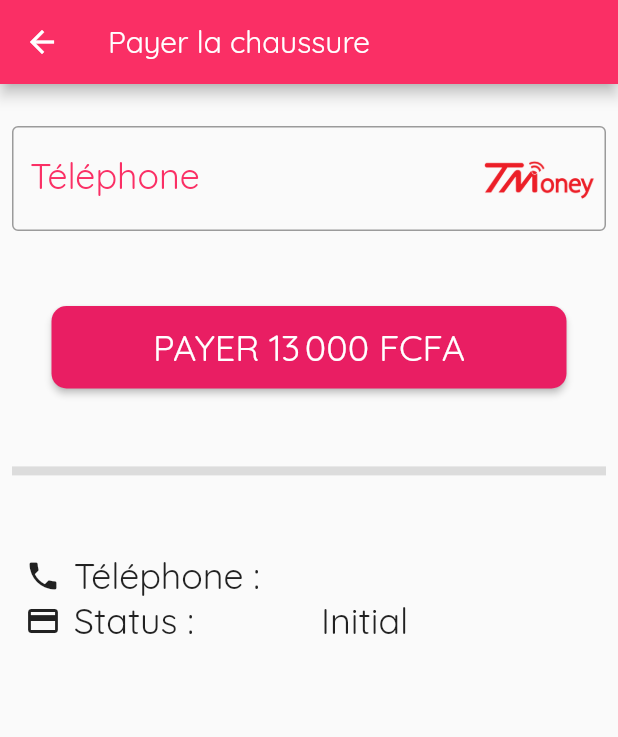
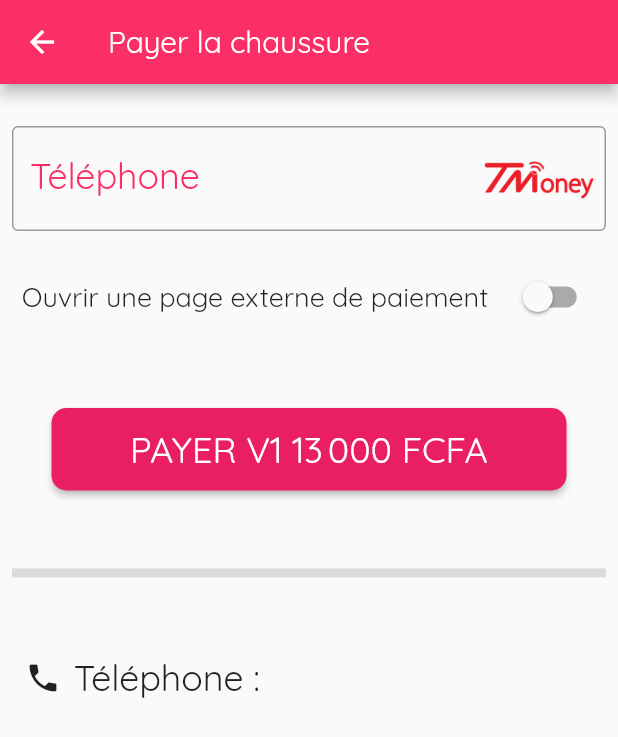
Before and after one commit to bienvenuelisis/workshop_lome_tp_shoes_app, a Flutter app: the PayShoeScreen screen opened directly with sample values from the repository, on a phone screen of 412 x 824 dp. Shown: the top 737 px of the screen. Run offline on Flutter 3.47's test engine with Material 2 defaults, Android fonts, the phone set to English and light mode, and no system bars; our stand-ins replace simple_animations, supercharged; missing offline and left inert: flutter_paygateglobal.

Commit message:
First public version

```diff
--- a/lib/utils/mobile_operator.dart
+++ b/lib/utils/mobile_operator.dart
@@ -1,4 +1,5 @@
 import 'package:flutter/material.dart';
+import 'package:flutter_paygateglobal/flutter_paygateglobal.dart';
 
 extension MobileOperatorUtils on String {
   MobileOperator get operator {
@@ -17,19 +18,21 @@ extension MobileOperatorUtils on String {
 }
 
 class MobileOperator {
-  final String slug;
-  final String label;
-  final Color color;
-  final String asset;
-  final List<String> prefixes;
-
   const MobileOperator({
     required this.slug,
     required this.label,
     required this.color,
+    required this.provider,
     required this.asset,
     required this.prefixes,
   });
+
+  final String asset;
+  final Color color;
+  final String label;
+  final List<String> prefixes;
+  final PaygateProvider provider;
+  final String slug;
 }
 
 final List<MobileOperator> operators = [
@@ -38,6 +41,7 @@ final List<MobileOperator> operators = [
     label: "TMoney",
     color: Color(0xfffbd002),
     asset: "assets/images/payment_modes/t_money.png",
+    provider: PaygateProvider.tmoney,
     prefixes: [
       "93",
       "92",
@@ -56,6 +60,7 @@ final List<MobileOperator> operators = [
     label: "Moov Money",
     color: Color(0xfff37d01),
     asset: "assets/images/payment_modes/moov_money.png",
+    provider: PaygateProvider.moovMoney,
     prefixes: [
       "99",
       "98",
--- a/lib/view/pay_shoe_screen.dart
+++ b/lib/view/pay_shoe_screen.dart
@@ -1,17 +1,13 @@
-import 'dart:convert';
-
 import 'package:flutter/material.dart';
-import 'package:http/http.dart' as http;
-import 'package:workshop_demo_app/models/paygate_request.dart';
-import 'package:workshop_demo_app/models/paygate_response.dart';
+import 'package:flutter_paygateglobal/flutter_paygateglobal.dart';
 import 'package:workshop_demo_app/models/shoe.dart';
 import 'package:workshop_demo_app/utils/constants.dart';
 import 'package:workshop_demo_app/utils/context.dart';
 import 'package:workshop_demo_app/utils/int_extension.dart';
 import 'package:workshop_demo_app/utils/mobile_operator.dart';
+import 'package:workshop_demo_app/utils/paygate_extensions.dart';
+import 'package:workshop_demo_app/utils/text.dart';
 import 'package:workshop_demo_app/utils/text_formatter.dart';
-
-const String authToken = "08b9094a-79af-48e1-9523-2eb21354d301";
 
 class PayShoeScreen extends StatefulWidget {
   const PayShoeScreen({super.key, required this.shoe});
@@ -28,8 +24,10 @@ class _PayShoeScreenState extends State<PayShoeScreen> {
 
   bool _loading = false;
 
-  PaygateRequest? _paygateRequest;
-  PaygateResponse? _paygateResponse;
+  bool _openPaygatePage = false;
+
+  NewTransactionResponse? _paygateResponse;
+  Transaction? _transaction;
 
   @override
   void dispose() {
@@ -40,13 +38,15 @@ class _PayShoeScreenState extends State<PayShoeScreen> {
 
   @override
   void initState() {
+    Paygate.init(apiKey: "08b9094a-79af-48e1-9523-2eb21354d301");
     _numberController.addListener(_updateOperator);
     super.initState();
   }
 
   MobileOperator get operator => _numberController.text.operator;
+  String get phoneNumber => _numberController.text.replaceAll(" ", "");
 
-  Future<void> pay() async {
+  Future<void> payV1() async {
     if (_formKey.currentState == null || !_formKey.currentState!.validate()) {
       return;
     }
@@ -54,24 +54,41 @@ class _PayShoeScreenState extends State<PayShoeScreen> {
     setState(() {
       _loading = true;
     });
+
     try {
-      http.Response response = await http.post(
-        Uri.parse("https://paygateglobal.com/api/v1/pay"),
-        body: {
-          "auth_token": authToken,
-          "phone_number": "90495033", //"90495033"
-          "amount": "1",
-          "description": "Paiement de chaussures",
-          "identifier": "shoes-1-pay-user-07",
-          "network": "TMONEY"
-        },
+      _paygateResponse = await Paygate.payV1(
+        //amount: widget.shoe.price.toDouble(),
+        amount: 1,
+        provider: operator.provider,
+        description: "Paiement de chaussure ${widget.shoe.name}",
+        phoneNumber: phoneNumber,
       );
-
-      Map<String, dynamic> data = jsonDecode(response.body);
+    } catch (e) {
+      debugPrint(e.toString());
+    }
 
     setState(() {
-        _paygateRequest = PaygateRequest.fromJson(data);
+      _loading = false;
     });
+  }
+
+  Future<void> payV2() async {
+    if (_formKey.currentState == null || !_formKey.currentState!.validate()) {
+      return;
+    }
+
+    setState(() {
+      _loading = true;
+    });
+
+    try {
+      _paygateResponse = await Paygate.payV2(
+        //amount: widget.shoe.price.toDouble(),
+        amount: 1,
+        provider: operator.provider,
+        description: "Paiement de chaussure ${widget.shoe.name}",
+        phoneNumber: phoneNumber,
+      );
     } catch (e) {
       debugPrint(e.toString());
     }
@@ -82,24 +99,18 @@ class _PayShoeScreenState extends State<PayShoeScreen> {
   }
 
   Future<void> verify() async {
+    if (_paygateResponse == null) {
+      return;
+    }
+
     setState(() {
-      _loading = false;
+      _loading = true;
     });
 
     try {
-      http.Response response = await http.post(
-        Uri.parse("https://paygateglobal.com/api/v1/status"),
-        body: {
-          "auth_token": authToken.toString(),
-          "tx_reference": _paygateRequest?.txRef.toString(),
-        },
+      _transaction = await Paygate.verifyTransaction(
+        txReference: _paygateResponse!.txReference,
       );
-
-      Map<String, dynamic> data = jsonDecode(response.body);
-
-      setState(() {
-        _paygateResponse = PaygateResponse.fromJson(data);
-      });
     } catch (e) {
       debugPrint(e.toString());
     }
@@ -159,26 +170,37 @@ class _PayShoeScreenState extends State<PayShoeScreen> {
                     return null;
                   },
                 ),
-                const SizedBox(height: 50),
-                _loading
-                    ? const Center(child: CircularProgressIndicator())
-                    : (_paygateRequest == null || _paygateRequest!.status != 0)
-                        ? MaterialButton(
-                            shape: RoundedRectangleBorder(
-                              borderRadius: BorderRadius.circular(10),
+                //Switch
+                const SizedBox(height: 20),
+                Center(
+                  child: Row(
+                    mainAxisAlignment: MainAxisAlignment.spaceAround,
+                    children: [
+                      const Text(
+                        "Ouvrir une page externe de paiement",
+                        style: TextStyle(fontSize: 18),
                       ),
-                            minWidth: context.width / 1.2,
-                            height: context.height / 15,
-                            color: Colors.pink,
-                            onPressed: pay,
-                            child: Text(
-                              "PAYER ${widget.shoe.price.formatted}",
-                              style: const TextStyle(
-                                color: AppConstantsColor.lightTextColor,
-                                fontSize: 24,
+                      Switch(
+                        activeColor: AppConstantsColor.materialButtonColor,
+                        value: _openPaygatePage,
+                        onChanged: (bool value) {
+                          setState(() {
+                            _openPaygatePage = value;
+                          });
+                        },
+                      ),
+                    ],
                   ),
                 ),
+                const SizedBox(height: 50),
+
+                _loading
+                    ? const Center(
+                        child: CircularProgressIndicator(),
                       )
+                    : (_paygateResponse?.ok ?? false)
+                        ? (_transaction?.done ?? false)
+                            ? const SizedBox.shrink()
                             : MaterialButton(
                                 shape: RoundedRectangleBorder(
                                   borderRadius: BorderRadius.circular(10),
@@ -194,6 +216,39 @@ class _PayShoeScreenState extends State<PayShoeScreen> {
                                     fontSize: 24,
                                   ),
                                 ),
+                              )
+                        : _openPaygatePage
+                            ? MaterialButton(
+                                shape: RoundedRectangleBorder(
+                                  borderRadius: BorderRadius.circular(10),
+                                ),
+                                minWidth: context.width / 1.2,
+                                height: context.height / 15,
+                                color: Colors.red,
+                                onPressed: payV2,
+                                child: Text(
+                                  "PAYER V2 ${widget.shoe.price.formatted}",
+                                  style: const TextStyle(
+                                    color: AppConstantsColor.lightTextColor,
+                                    fontSize: 24,
+                                  ),
+                                ),
+                              )
+                            : MaterialButton(
+                                shape: RoundedRectangleBorder(
+                                  borderRadius: BorderRadius.circular(10),
+                                ),
+                                minWidth: context.width / 1.2,
+                                height: context.height / 15,
+                                color: Colors.pink,
+                                onPressed: payV1,
+                                child: Text(
+                                  "PAYER V1 ${widget.shoe.price.formatted}",
+                                  style: const TextStyle(
+                                    color: AppConstantsColor.lightTextColor,
+                                    fontSize: 24,
+                                  ),
+                                ),
                               ),
                 const SizedBox(height: 50),
                 const Divider(
@@ -204,7 +259,7 @@ class _PayShoeScreenState extends State<PayShoeScreen> {
                 Row(
                   children: [
                     SizedBox(
-                      width: context.width * 0.5,
+                      width: context.width * 0.45,
                       child: Row(
                         mainAxisAlignment: MainAxisAlignment.start,
                         children: [
@@ -225,10 +280,12 @@ class _PayShoeScreenState extends State<PayShoeScreen> {
                     ),
                   ],
                 ),
+                const SizedBox(height: 20),
+                if (_paygateResponse != null)
                   Row(
                     children: [
                       SizedBox(
-                      width: context.width * 0.5,
+                        width: context.width * 0.45,
                         child: Row(
                           mainAxisAlignment: MainAxisAlignment.start,
                           children: [
@@ -237,21 +294,67 @@ class _PayShoeScreenState extends State<PayShoeScreen> {
                               width: context.width * 0.1,
                             ),
                             const Text(
-                            "Status : ",
+                              "Paiement : ",
                               style: TextStyle(fontSize: 24),
                             ),
                           ],
                         ),
                       ),
-                    Text(
-                      _paygateRequest == null
+                      SizedBox(
+                        width: context.width * 0.5,
+                        child: Text(
+                          _paygateResponse!.status == null
+                              ? "Initialisation échouée"
+                              : _paygateResponse!.status!.label,
+                          style: const TextStyle(fontSize: 24),
+                        ).rich(
+                          context,
+                          maxLines: 2,
+                          textAlign: TextAlign.left,
+                          style: const TextStyle(
+                            fontSize: 18,
+                            color: Colors.black,
+                          ),
+                        ),
+                      ),
+                    ],
+                  ),
+                const SizedBox(height: 20),
+                if (_transaction != null)
+                  Row(
+                    children: [
+                      SizedBox(
+                        width: context.width * 0.45,
+                        child: Row(
+                          mainAxisAlignment: MainAxisAlignment.start,
+                          children: [
+                            SizedBox(
+                              child: const Icon(Icons.payment),
+                              width: context.width * 0.1,
+                            ),
+                            const Text(
+                              "Vérification : ",
+                              style: TextStyle(fontSize: 24),
+                            ),
+                          ],
+                        ),
+                      ),
+                      SizedBox(
+                        width: context.width * 0.5,
+                        child: Text(
+                          _transaction == null
                               ? "Initial"
-                          : _paygateResponse == null
-                              ? "En attente"
-                              : _paygateResponse!.status == 0
-                                  ? "En vérification"
-                                  : "Payé",
+                              : _transaction!.status.label,
                           style: const TextStyle(fontSize: 24),
+                        ).rich(
+                          context,
+                          maxLines: 2,
+                          textAlign: TextAlign.left,
+                          style: const TextStyle(
+                            fontSize: 18,
+                            color: Colors.black,
+                          ),
+                        ),
                       ),
                     ],
                   ),
--- a/pubspec.yaml
+++ b/pubspec.yaml
@@ -17,6 +17,7 @@ dependencies:
 
   cupertino_icons: ^1.0.5
   custom_navigation_bar: ^0.8.2
+  flutter_paygateglobal: ^0.1.3
   font_awesome_flutter: ^10.5.0
   simple_animations: ^4.0.2
   supercharged: ^2.1.1
```
Also changed, not shown: lib/utils/paygate_extensions.dart (added, +50 -0 lines), lib/utils/text.dart (added, +92 -0 lines), pubspec.lock. Lines whose indentation alone changed are shown as unchanged.
